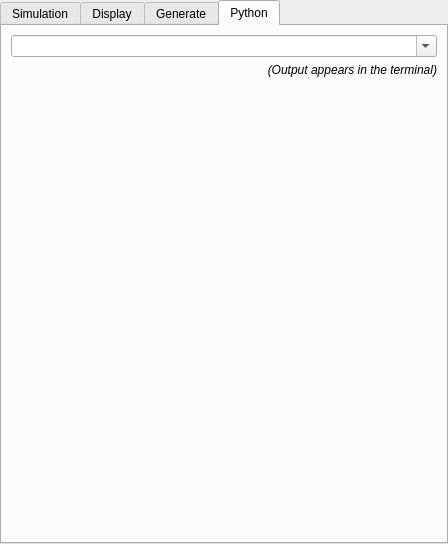
Above: gui/qt4/controller.ui from Azeko2xo/woodem before the change. Below: the same form after it.
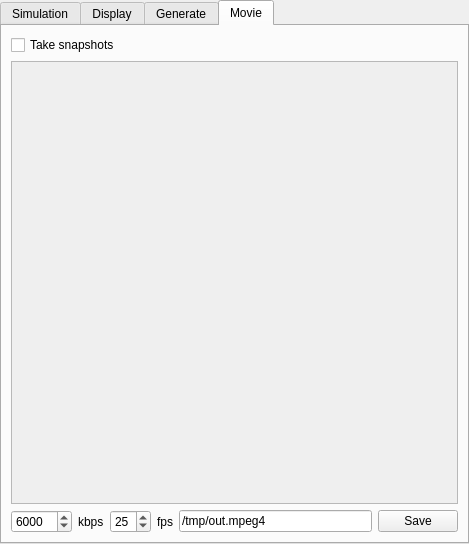
That is the form after the change. The open tabs and pages were chosen to show the change. Icons and pictures are not drawn.

Commit message: 1. Make all Renderer's attributes static 2. Fix some example scripts 3. Add 'Movie' tab to the controller (still has some issues, notable re-assigning engines with labeled arrays crashes - to be fixed) 4. Add AttrEditor_RgbColor (opens color-picker) 5.

```diff
--- a/gui/qt4/controller.ui
+++ b/gui/qt4/controller.ui
@@ -6,7 +6,7 @@
    <rect>
     <x>0</x>
     <y>0</y>
-    <width>448</width>
+    <width>469</width>
     <height>544</height>
    </rect>
   </property>
@@ -761,63 +761,99 @@
      </widget>
      <widget class="QWidget" name="tab_3">
       <attribute name="title">
-       <string>Python</string>
+       <string>Movie</string>
       </attribute>
       <layout class="QGridLayout" name="gridLayout_8">
        <item row="0" column="0">
         <layout class="QVBoxLayout" name="verticalLayout_4">
          <item>
-          <widget class="QComboBox" name="pythonCombo">
-           <property name="font">
-            <font>
-             <family>Monospace</family>
-            </font>
-           </property>
-           <property name="cursor">
-            <cursorShape>IBeamCursor</cursorShape>
-           </property>
-           <property name="focusPolicy">
-            <enum>Qt::StrongFocus</enum>
-           </property>
-           <property name="autoFillBackground">
-            <bool>false</bool>
-           </property>
-           <property name="editable">
+          <layout class="QHBoxLayout" name="horizontalLayout_8">
+           <item>
+            <widget class="QCheckBox" name="movieCheckbox">
+             <property name="text">
+              <string>Take snapshots</string>
+             </property>
+            </widget>
+           </item>
+          </layout>
+         </item>
+         <item>
+          <widget class="QScrollArea" name="movieArea">
+           <property name="widgetResizable">
             <bool>true</bool>
            </property>
-           <property name="insertPolicy">
-            <enum>QComboBox::InsertAtTop</enum>
+           <widget class="QWidget" name="movieAreaWidget">
+            <property name="geometry">
+             <rect>
+              <x>0</x>
+              <y>0</y>
+              <width>443</width>
+              <height>424</height>
+             </rect>
+            </property>
+           </widget>
+          </widget>
+         </item>
+        </layout>
+       </item>
+       <item row="1" column="0">
+        <layout class="QHBoxLayout" name="horizontalLayout_7">
+         <item>
+          <widget class="QSpinBox" name="movieBitrateSpinbox">
+           <property name="minimum">
+            <number>500</number>
            </property>
-           <property name="minimumContentsLength">
+           <property name="maximum">
+            <number>15000</number>
+           </property>
+           <property name="singleStep">
+            <number>500</number>
+           </property>
+           <property name="value">
+            <number>6000</number>
+           </property>
+          </widget>
+         </item>
+         <item>
+          <widget class="QLabel" name="label_4">
+           <property name="text">
+            <string>kbps</string>
+           </property>
+          </widget>
+         </item>
+         <item>
+          <widget class="QSpinBox" name="movieFpsSpinbox">
+           <property name="minimum">
             <number>1</number>
            </property>
-           <property name="duplicatesEnabled">
-            <bool>false</bool>
+           <property name="maximum">
+            <number>75</number>
+           </property>
+           <property name="value">
+            <number>25</number>
            </property>
           </widget>
          </item>
          <item>
           <widget class="QLabel" name="label">
            <property name="text">
-            <string>&lt;i&gt;(Output appears in the terminal)&lt;/i&gt;</string>
+            <string>fps</string>
            </property>
-           <property name="alignment">
-            <set>Qt::AlignRight|Qt::AlignTrailing|Qt::AlignVCenter</set>
+          </widget>
+         </item>
+         <item>
+          <widget class="QLineEdit" name="movieFileEdit">
+           <property name="text">
+            <string notr="true">/tmp/out.mpeg4</string>
            </property>
           </widget>
          </item>
          <item>
-          <spacer name="verticalSpacer">
-           <property name="orientation">
-            <enum>Qt::Vertical</enum>
+          <widget class="QPushButton" name="movieButton">
+           <property name="text">
+            <string>Save</string>
            </property>
-           <property name="sizeHint" stdset="0">
-            <size>
-             <width>20</width>
-             <height>40</height>
-            </size>
-           </property>
-          </spacer>
+          </widget>
          </item>
         </layout>
        </item>
```
Left out of the diff: 122 changed lines with no effect on the pictures. The commit also changes 23 other files.
